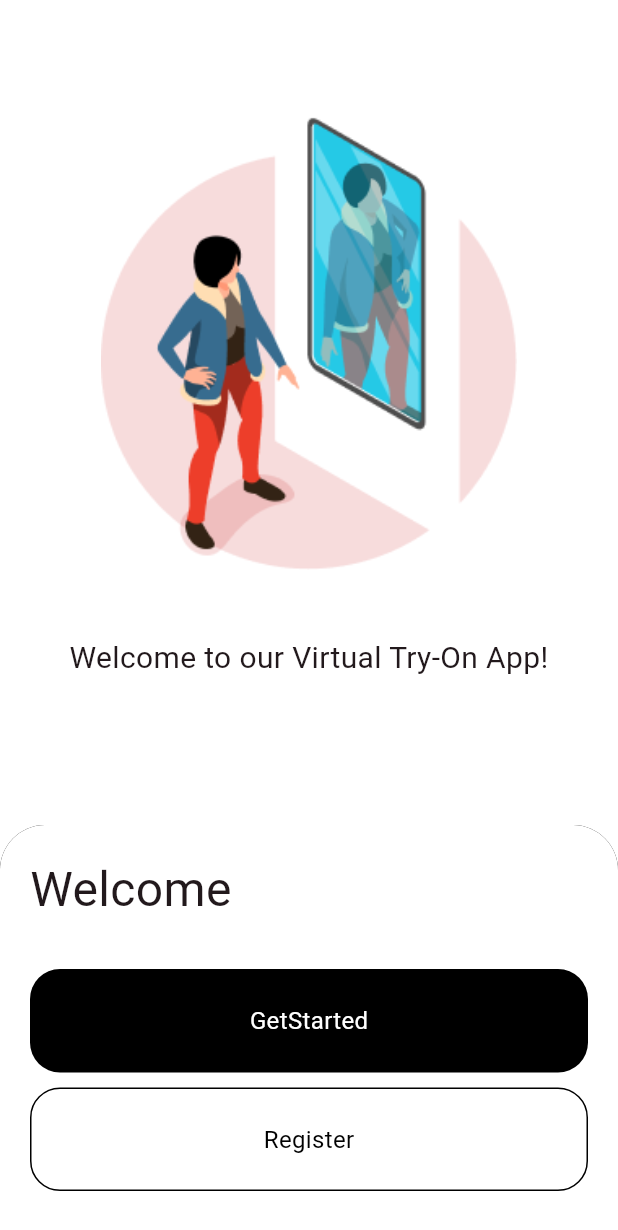
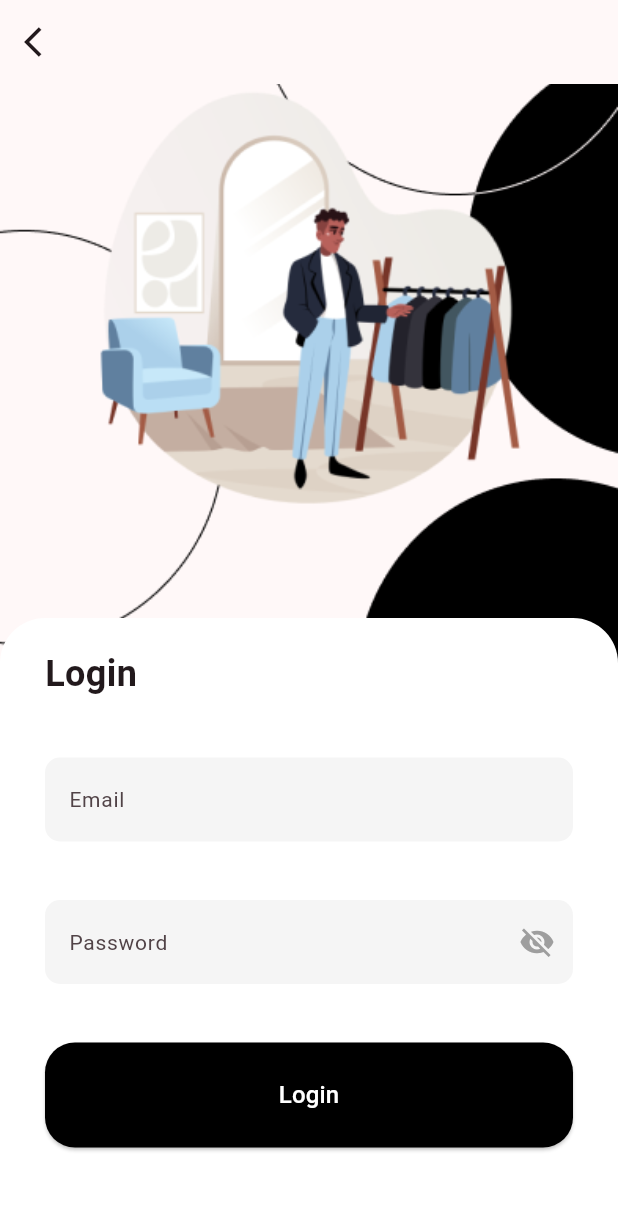
Before and after one commit to k-alaya9/fashion_app_front-end, a Flutter app: the screen it shows after launch, after a tap on "GetStarted", on a phone screen of 412 x 824 dp. Shown: the top 1230 px of the screen. Run offline on Flutter 3.47's test engine with Material 3 defaults, Android fonts, the light colour scheme and no system bars; our stand-ins replace get.

Commit message:
adding login screen

```diff
--- /dev/null
+++ b/lib/controller/loginController.dart
@@ -0,0 +1,9 @@
+import 'package:flutter/cupertino.dart';
+import 'package:get/get.dart';
+
+class LoginController extends GetxController{
+  RxBool loginProcess=false.obs;
+  RxBool passwordVisible=false.obs;
+  Rx<TextEditingController> emailController=TextEditingController().obs;
+  Rx<TextEditingController> passwordController=TextEditingController().obs;
+}
--- a/lib/main.dart
+++ b/lib/main.dart
@@ -18,6 +18,7 @@ class MyApp extends StatelessWidget {
         colorScheme: ColorScheme.fromSeed(seedColor: Colors.black),
         useMaterial3: true,
       ),
+      defaultTransition: Transition.cupertino,
       home: IntroductionScreen()
     );
   }
--- a/lib/view/introduction_screen.dart
+++ b/lib/view/introduction_screen.dart
@@ -1,4 +1,5 @@
 import 'package:fashionapp/controller/introductionController.dart';
+import 'package:fashionapp/view/login_screen.dart';
 import 'package:flutter/material.dart';
 import 'package:get/get.dart';
 
@@ -80,7 +81,7 @@ class IntroductionScreen extends StatelessWidget {
                       const SizedBox(height: 30,),
                       InkWell(
                         onTap: (){
-                          // controller.finishIntro();
+                          Get.to(()=>LoginScreen());
                         },
                         child: Container(
                           width: MediaQuery.of(context).size.width,
--- /dev/null
+++ b/lib/view/login_screen.dart
@@ -0,0 +1,160 @@
+import 'package:fashionapp/controller/loginController.dart';
+import 'package:flutter/material.dart';
+import 'package:get/get.dart';
+
+class LoginScreen extends StatelessWidget {
+  LoginScreen({super.key});
+  final GlobalKey<FormState> formKey=GlobalKey<FormState>();
+  final LoginController controller=Get.put(LoginController());
+  @override
+  Widget build(BuildContext context) {
+
+    return SafeArea(
+        child: Scaffold(
+          appBar: AppBar(backgroundColor: Colors.transparent,
+            leading: IconButton(onPressed: (){Get.back();}, icon: Icon(Icons.arrow_back_ios)),
+          ),
+          extendBody: true,
+          body: SizedBox(
+            width: double.infinity,
+            child: Stack(
+              children: [
+                Positioned(
+                  left: 0,
+                  top: 0,
+                  right: 0,
+                  child: Container(
+                      width: MediaQuery.of(context).size.width,
+                      height: MediaQuery.of(context).size.height*0.60,
+                      decoration: const BoxDecoration(
+                        image: DecorationImage(
+                            image: AssetImage('assets/login.png'),
+                            fit: BoxFit.fitWidth
+                        ),
+                      )),
+                ),
+                Positioned(
+                  bottom: 0,
+                  right: 0,
+                  left: 0,
+                  child: Container(
+                    width: MediaQuery.of(context).size.width,
+
+                    height: MediaQuery.of(context).size.height/2,
+                    padding: EdgeInsets.symmetric(horizontal: 30,vertical: 20),
+                    decoration:const  BoxDecoration(
+                        color: Colors.white,
+                        borderRadius: BorderRadius.only(topLeft: Radius.circular(30),topRight: Radius.circular(30))
+                    ),
+                    child: Obx(
+                          () => Form(
+                        key: formKey,
+                        child: Column(
+                          crossAxisAlignment: CrossAxisAlignment.start,
+                          children: [
+                            Text("Login",style: TextStyle(fontSize: 24,fontWeight: FontWeight.bold),),
+                            const Spacer(),
+                            // Text("Email",style: TextStyle(fontSize: 18),),
+                            // const Spacer(),
+                            buildPhoneFormField(),
+                            const Spacer(),
+                            // Text("Password",style: TextStyle(fontSize: 18),),
+                            // const Spacer(),
+                            buildPasswordFormField(),
+                            const Spacer(),
+                            SizedBox(
+                              width: MediaQuery.of(context).size.width,
+                              height: 70,
+                              child: ElevatedButton(
+                                style: ElevatedButton.styleFrom(
+                                    backgroundColor: Colors.black,
+                                    shape: RoundedRectangleBorder(
+                                        borderRadius: BorderRadius.circular(20)
+                                    )
+                                ),
+                                onPressed: (){},
+                                child: controller.loginProcess.value != true
+                                    ? const  Text("Login",
+                                    style: TextStyle(color: Colors.white,fontSize: 16))
+                                    : const CircularProgressIndicator(
+                                  color: Colors.white,
+                                ),
+                              ),
+                            ),
+                            const Spacer(),
+
+                          ],
+                        ),
+                      ),
+                    ),
+                  ),
+                ),
+              ],
+            ),
+          ),
+        ));
+  }
+
+  TextFormField buildPhoneFormField() {
+    return TextFormField(
+      controller: controller.emailController.value,
+      validator: (value) =>
+      value!.isEmpty ? 'this Field is required' : null,
+      decoration:  InputDecoration(
+        filled: true,
+        fillColor: Colors.grey[100],
+        border: OutlineInputBorder(
+
+            borderRadius: BorderRadius.circular(10),
+            borderSide:BorderSide.none
+        ),
+        focusedBorder: OutlineInputBorder(
+            borderRadius: BorderRadius.circular(10),
+            borderSide: BorderSide(color:Colors.black)
+        ),
+        label:const    Text("Email",),
+        labelStyle:TextStyle(fontSize: 14,),
+
+      ),
+    );
+  }
+
+  TextFormField buildPasswordFormField() {
+    return TextFormField(
+      obscureText: !controller
+          .passwordVisible.value,
+      controller: controller.passwordController.value,
+      validator: (value) => value!.isEmpty
+          ? 'this Field is required'
+          : null,
+      decoration: InputDecoration(
+        filled: true,
+        fillColor: Colors.grey[100],
+        border: OutlineInputBorder(
+
+            borderRadius: BorderRadius.circular(10),
+            borderSide:BorderSide.none
+        ),
+        focusedBorder: OutlineInputBorder(
+            borderRadius: BorderRadius.circular(10),
+            borderSide: BorderSide(color:Colors.black)
+        ),
+        label: const Text("Password"),
+        labelStyle:TextStyle(fontSize: 14,),
+        // Here is key idea
+        suffixIcon: IconButton(
+          icon: Icon(
+            // Based on passwordVisible state choose the icon
+            controller.passwordVisible.value
+                ? Icons.visibility
+                : Icons.visibility_off,
+            color: Colors.grey,
+          ),
+          onPressed: () {
+            controller.passwordVisible(!controller.passwordVisible.value);
+          },
+        ),
+      ),
+    );
+  }
+}
```
